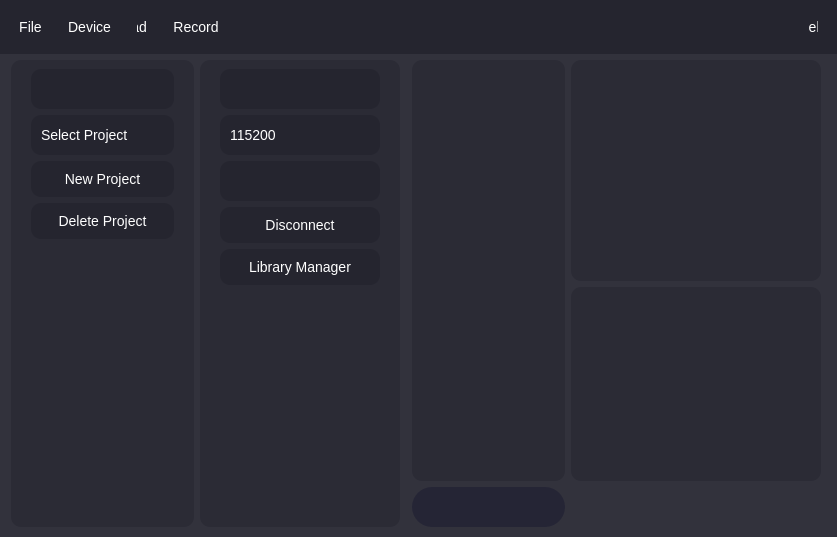
Above: Ui/GraphingUi.ui from OrionAerospaceYT/SideKick before the change. Below: the same form after it.
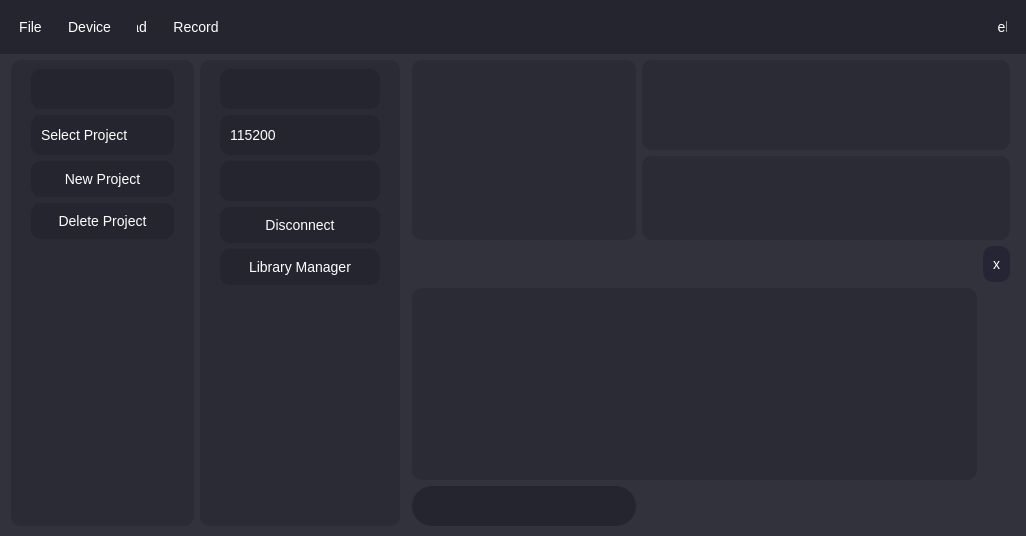
That is the form after the change. Icons and pictures are not drawn.

```diff
--- a/Ui/GraphingUi.ui
+++ b/Ui/GraphingUi.ui
@@ -6,8 +6,8 @@
    <rect>
     <x>0</x>
     <y>0</y>
-    <width>837</width>
-    <height>537</height>
+    <width>1026</width>
+    <height>536</height>
    </rect>
   </property>
   <property name="acceptDrops">
@@ -128,7 +128,7 @@
   padding: 10px 10px;
   text-align: center;
   outline: none;
-  background-color: #252535;
+  background-color: #25252f;
   border: none;
   border-radius: 20px;
   height: 20px;
@@ -188,7 +188,7 @@
      <number>0</number>
     </property>
     <item row="0" column="0">
-     <layout class="QGridLayout" name="gridLayout" rowstretch="0,0,1,1,0,0" columnstretch="0,0,0,0,3,0,5,0,0">
+     <layout class="QGridLayout" name="gridLayout" rowstretch="0,1,0,1,0,0,0" columnstretch="0,0,0,0,3,0,5,0,0">
       <property name="leftMargin">
        <number>0</number>
       </property>
@@ -201,20 +201,7 @@
       <property name="bottomMargin">
        <number>0</number>
       </property>
-      <item row="3" column="6" colspan="2">
-       <widget class="QWidget" name="bottom_widget" native="true"/>
-      </item>
-      <item row="4" column="4" colspan="2">
-       <widget class="QLineEdit" name="message"/>
-      </item>
-      <item row="4" column="6" colspan="2">
-       <widget class="QLabel" name="bottom_update">
-        <property name="text">
-         <string/>
-        </property>
-       </widget>
-      </item>
-      <item row="5" column="4">
+      <item row="6" column="4">
        <spacer name="verticalSpacer_3">
         <property name="orientation">
          <enum>Qt::Vertical</enum>
@@ -227,6 +214,19 @@
         </property>
        </spacer>
       </item>
+      <item row="5" column="4" colspan="2">
+       <widget class="QLineEdit" name="message"/>
+      </item>
+      <item row="5" column="6" colspan="2">
+       <widget class="QLabel" name="bottom_update">
+        <property name="text">
+         <string/>
+        </property>
+       </widget>
+      </item>
+      <item row="3" column="6" colspan="2">
+       <widget class="QWidget" name="bottom_widget" native="true"/>
+      </item>
       <item row="0" column="0" colspan="9">
        <widget class="QFrame" name="horizontalFrame">
         <property name="styleSheet">
@@ -449,6 +449,9 @@
         </property>
        </spacer>
       </item>
+      <item row="1" column="6" rowspan="2" colspan="2">
+       <widget class="QWidget" name="top_widget" native="true"/>
+      </item>
       <item row="1" column="8">
        <spacer name="horizontalSpacer_3">
         <property name="orientation">
@@ -462,9 +465,6 @@
         </property>
        </spacer>
       </item>
-      <item row="1" column="6" rowspan="2" colspan="2">
-       <widget class="QWidget" name="top_widget" native="true"/>
-      </item>
       <item row="1" column="4" rowspan="3" colspan="2">
        <widget class="QTextBrowser" name="terminal">
         <property name="styleSheet">
@@ -472,7 +472,7 @@
         </property>
        </widget>
       </item>
-      <item row="1" column="1" rowspan="4">
+      <item row="1" column="1" rowspan="5">
        <widget class="QFrame" name="file_layout">
         <property name="enabled">
          <bool>true</bool>
@@ -685,7 +685,7 @@
         </layout>
        </widget>
       </item>
-      <item row="1" column="2" rowspan="4">
+      <item row="1" column="2" rowspan="5">
        <widget class="QFrame" name="device_layout">
         <property name="minimumSize">
          <size>
@@ -824,6 +824,20 @@
         </layout>
        </widget>
       </item>
+      <item row="4" column="4" colspan="4">
+       <layout class="QGridLayout" name="gridLayout_3">
+        <item row="1" column="0">
+         <widget class="QTextBrowser" name="textBrowser"/>
+        </item>
+        <item row="0" column="1">
+         <widget class="QPushButton" name="pushButton_3">
+          <property name="text">
+           <string>x</string>
+          </property>
+         </widget>
+        </item>
+       </layout>
+      </item>
      </layout>
     </item>
    </layout>
```
